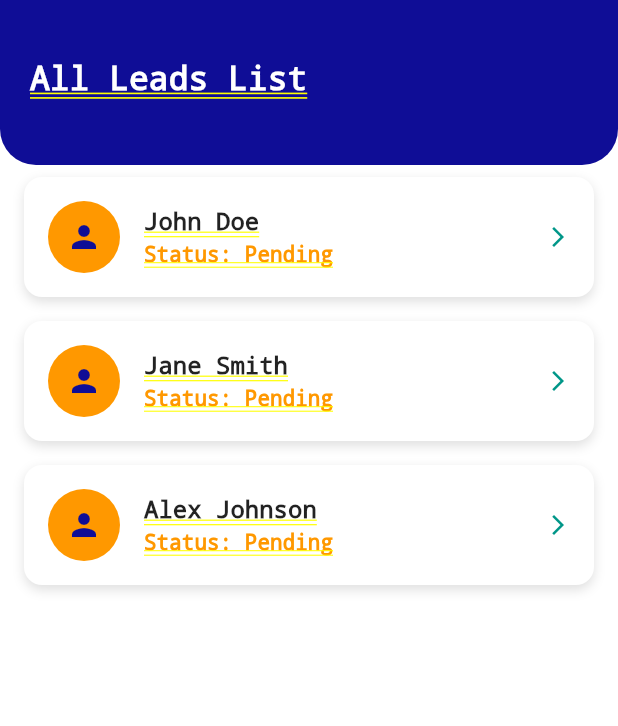
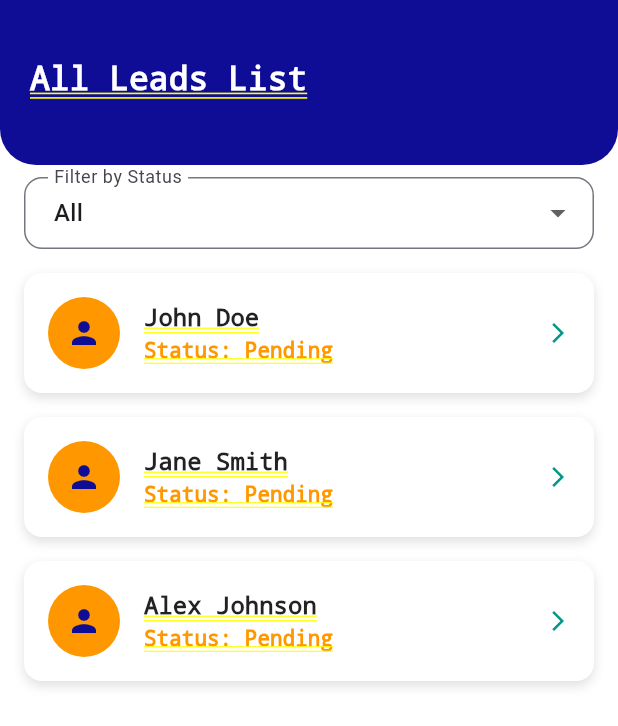
Before and after one commit to Jit003/employee-management-, a Flutter app: the AllLeadsScreen screen opened by its route, on a phone screen of 412 x 824 dp. Shown: the top 726 px of the screen. Run offline on Flutter 3.47's test engine with Material 3 defaults, Android fonts, the phone set to English and light mode, and no system bars; drawn by our look-alikes of flutter_slidable; our stand-ins replace fl_chart, flutter_tts, fluttertoast, get, video_player, widget_circular_animator; network calls fail.

Commit message:
add filter option

```diff
--- a/lib/controller/allleads_controller.dart
+++ b/lib/controller/allleads_controller.dart
@@ -6,6 +6,16 @@ class LeadsController extends GetxController {
     {'name': 'Jane Smith', 'status': 'Pending'},
     {'name': 'Alex Johnson', 'status': 'Pending'},
   ].obs;
+  var selectedStatus = 'All'.obs;
+
+
+  List<Map<String,String>> get filteredLeads{
+    if(selectedStatus.value == 'All') {
+      return leads;
+    } else{
+      return leads.where((lead)=>lead['status'] == selectedStatus.value).toList();
+    }
+  }
 
   void deleteLead(int index) {
     leads.removeAt(index);
--- a/lib/routes/app_pages.dart
+++ b/lib/routes/app_pages.dart
@@ -2,6 +2,7 @@ import 'package:get/get.dart';
 import 'package:kredipal/routes/app_routes.dart';
 import 'package:kredipal/views/add_leads.dart';
 import 'package:kredipal/views/all_leads.dart';
+import 'package:kredipal/views/attendance_history.dart';
 import 'package:kredipal/views/attendance_screen.dart';
 import 'package:kredipal/views/dashboard_screen.dart';
 import 'package:kredipal/views/edit_profile_screen.dart';
@@ -103,6 +104,12 @@ class AppPages {
       page: () => EditProfileScreen(),
       transition: Transition.rightToLeftWithFade,
       transitionDuration: const Duration(milliseconds: 300),
+    ),
+    GetPage(
+      name: AppRoutes.attendanceHistory,
+      page: () => AttendanceHistoryScreen(),
+      transition: Transition.rightToLeftWithFade,
+      transitionDuration: const Duration(milliseconds: 300),
     )
   ];
 }
--- a/lib/routes/app_routes.dart
+++ b/lib/routes/app_routes.dart
@@ -13,4 +13,5 @@ class AppRoutes {
   static const String salarySlip = '/salarySlipScreen';
   static const String leaveHistory = '/leaveHistoryScreen';
   static const String editProfile = '/editProfileScreen';
+  static const String attendanceHistory = '/attendanceHistoryScreen';
 }
--- a/lib/views/all_leads.dart
+++ b/lib/views/all_leads.dart
@@ -2,7 +2,6 @@ import 'package:flutter/material.dart';
 import 'package:flutter_slidable/flutter_slidable.dart';
 import 'package:get/get.dart';
 import 'package:kredipal/constant/app_color.dart';
-import 'package:kredipal/views/lead_details_screen.dart';
 import 'package:kredipal/widgets/custom_header.dart';
 import '../controller/allleads_controller.dart';
 import '../routes/app_routes.dart';
@@ -17,11 +16,42 @@ class AllLeadsScreen extends StatelessWidget {
     return Column(
       children: [
         customHeader('All Leads List'),
+        // Filter Dropdown
+        Padding(
+          padding: const EdgeInsets.symmetric(horizontal: 16, vertical: 8),
+          child: Obx(() {
+            return DropdownButtonFormField<String>(
+              value: leadsController.selectedStatus.value,
+              items: ['All', 'Completed', 'Pending']
+                  .map((status) => DropdownMenuItem(
+                        value: status,
+                        child: Text(status),
+                      ))
+                  .toList(),
+              onChanged: (value) {
+                if (value != null) {
+                  leadsController.selectedStatus.value = value;
+                } else {
+                  'No Data Found';
+                }
+              },
+              decoration: InputDecoration(
+                labelText: 'Filter by Status',
+                border:
+                    OutlineInputBorder(borderRadius: BorderRadius.circular(12)),
+                contentPadding: const EdgeInsets.symmetric(horizontal: 16),
+              ),
+            );
+          }),
+        ),
+
         Expanded(
-          child: Obx(() => ListView.builder(
-                itemCount: leadsController.leads.length,
+          child: Obx(() =>
+
+              ListView.builder(
+                itemCount: leadsController.filteredLeads.length,
                 itemBuilder: (context, index) {
-                  final lead = leadsController.leads[index];
+                  final lead = leadsController.filteredLeads[index];
                   return Slidable(
                     key: ValueKey(lead['name']),
 
--- a/lib/views/home_screen.dart
+++ b/lib/views/home_screen.dart
@@ -18,7 +18,7 @@ class HomeScreen extends StatelessWidget {
     const DashboardScreen(),
     AllLeadsScreen(),
     AttendanceScreen(),
-     ProfileScreen(),
+     const ProfileScreen(),
 
   ];
 
--- a/lib/widgets/dashboard_widget.dart
+++ b/lib/widgets/dashboard_widget.dart
@@ -5,8 +5,11 @@ Widget dashboardCard({
   required IconData icon,
   required String label,
   required Color color,
+  required VoidCallback onPressed
 }) {
   return Expanded(
+    child: InkWell(
+      onTap: onPressed,
       child: Container(
         margin: const EdgeInsets.symmetric(horizontal: 6),
         padding: const EdgeInsets.symmetric(vertical: 18),
@@ -35,5 +38,6 @@ Widget dashboardCard({
           ],
         ),
       ),
+    ),
   );
 }
```
Also changed, not shown: lib/views/attendance_history.dart (added, +148 -0 lines), lib/views/dashboard_screen.dart (+11 -4 lines). Lines whose indentation alone changed are shown as unchanged.
